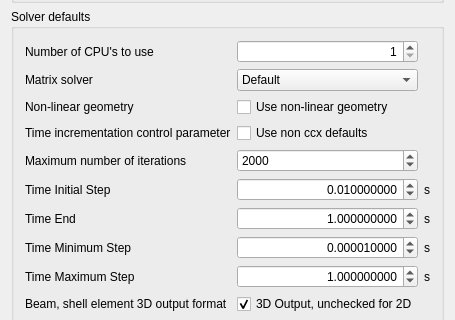
Before: the Qt Designer form src/Mod/Fem/Gui/DlgSettingsFemCcx.ui in southseact-3d/fcd, drawn with Qt 5; both pictures show x 0 to 455 and y 238 to 558 of the 455 by 780 pixel window.
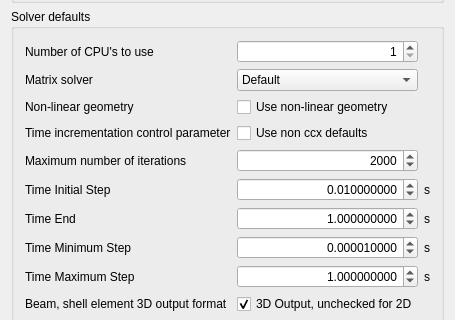
After: the same form once the commit is applied. Icons and pictures are not drawn. Custom widgets are drawn as their Qt base class.

Diff of the .ui file:
```diff
--- a/src/Mod/Fem/Gui/DlgSettingsFemCcx.ui
+++ b/src/Mod/Fem/Gui/DlgSettingsFemCcx.ui
@@ -425,6 +425,9 @@
         </item>
         <item row="4" column="2">
          <widget class="Gui::PrefSpinBox" name="sb_ccx_max_iterations">
+          <property name="alignment">
+           <set>Qt::AlignRight|Qt::AlignTrailing|Qt::AlignVCenter</set>
+          </property>
           <property name="minimum">
            <number>1</number>
           </property>
```
